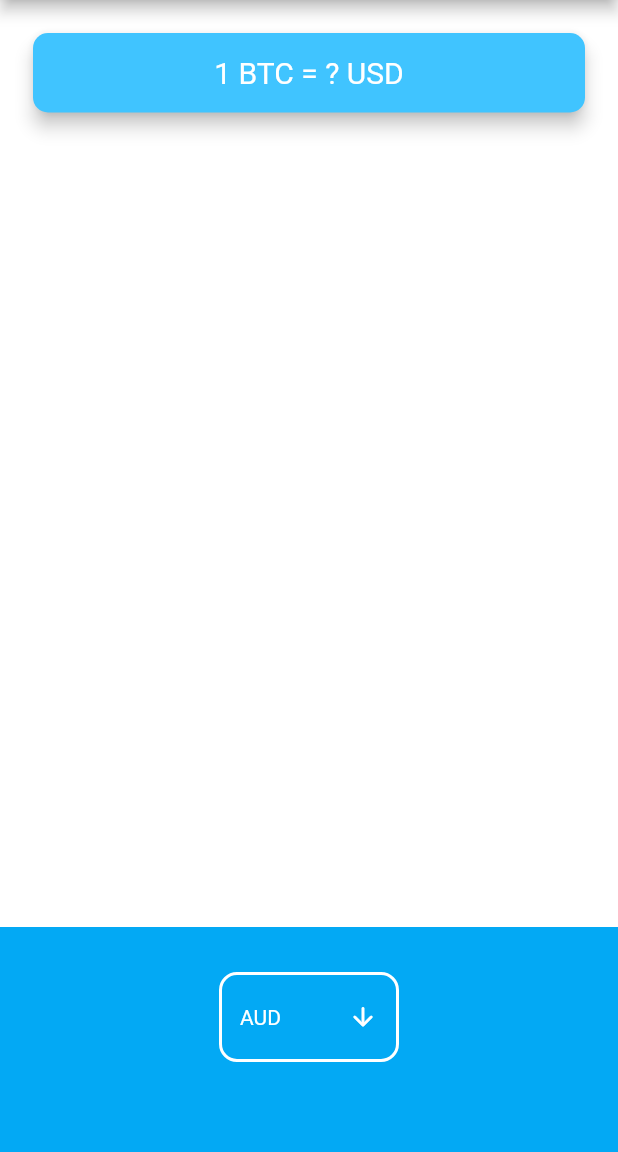
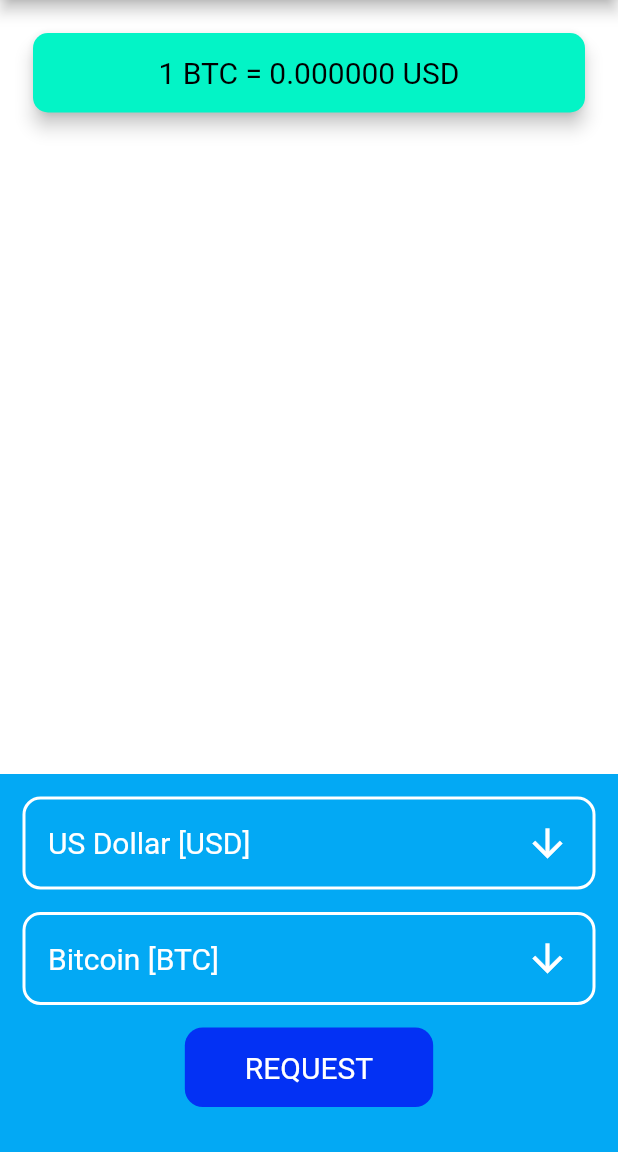
Before and after one commit to martynov-alex/bitcoin-ticker-flutter, a Flutter app: the screen it shows after launch, on a phone screen of 412 x 824 dp, the part 84-1236 px from its top. Run offline on Flutter 3.47's test engine with Material 2 defaults, Android fonts, the phone set to English and light mode, and no system bars; network calls fail.

Commit message:
Get and show exchange rate

```diff
--- a/lib/coin_data.dart
+++ b/lib/coin_data.dart
@@ -1,31 +1,45 @@
-const List<String> currenciesList = [
-  'AUD',
-  'BRL',
-  'CAD',
-  'CNY',
-  'EUR',
-  'GBP',
-  'HKD',
-  'IDR',
-  'ILS',
-  'INR',
-  'JPY',
-  'MXN',
-  'NOK',
-  'NZD',
-  'PLN',
-  'RON',
-  'RUB',
-  'SEK',
-  'SGD',
-  'USD',
-  'ZAR'
-];
+import 'package:http/http.dart' as http;
+import 'dart:convert';
 
-const List<String> cryptoList = [
-  'BTC',
-  'ETH',
-  'LTC',
-];
+const apiKey = '6E802769-3B00-4133-9965-0E0BA9268258';
+const coinAPIMapURL = 'https://rest.coinapi.io/v1/exchangerate';
+// Пример запроса: https://rest.coinapi.io/v1/exchangerate/BTC/USD?apikey=6E802769-3B00-4133-9965-0E0BA9268258
 
-class CoinData {}
+const Map<String, String> currenciesMap = {
+  'RUB': 'Russian Ruble',
+  'USD': 'US Dollar',
+  'EUR': 'Euro',
+  'GBP': 'British Pound',
+  'CAD': 'Canadian Dollar',
+  'AUD': 'Australian Dollar',
+  'NZD': 'New Zealand Dollar',
+  'JPY': 'Japanese Yen',
+};
+
+const Map<String, String> cryptoMap = {
+  'BTC': 'Bitcoin',
+  'ETH': 'Ethereum',
+  'SOL': 'Solana',
+  'DOGE': 'Dogecoin',
+  'SHIB': 'Shiba Inu',
+};
+
+class CoinData {
+  Future<double> getExchangeRate(
+      {required String currency, required String crypto}) async {
+    double exchangeRate = 0.0;
+
+    var uri = Uri.parse('$coinAPIMapURL/$crypto/$currency?apikey=$apiKey');
+    http.Response response = await http.get(uri);
+
+    if (response.statusCode == 200) {
+      String data = response.body;
+      exchangeRate = jsonDecode(data)['rate'];
+      print(exchangeRate);
+      return exchangeRate;
+    } else {
+      print(response.statusCode);
+    }
+    return 0.0;
+  }
+}
--- a/lib/price_screen.dart
+++ b/lib/price_screen.dart
@@ -9,67 +9,86 @@ class PriceScreen extends StatefulWidget {
 }
 
 class _PriceScreenState extends State<PriceScreen> {
-  String selectedCurrency = 'AUD';
-  int selectedValue = 0;
+  // Создаем объект класса CoinData, он содержит метод, который запрашивает
+  // данные по курсу для выбранной пары
+  CoinData coinData = CoinData();
 
-  Container androidDropdown() {
+  // Стартовый выбор тикеров
+  String selectedCurrencyTicker = 'USD';
+  String selectedCryptoTicker = 'BTC';
+
+  // Курс обмена
+  double exchangeRate = 0.0;
+
+  @override
+  void initState() {
+    super.initState();
+    // Получаем данные при загрузке приложения
+    Future.delayed(Duration.zero, () async {
+      exchangeRate = await coinData.getExchangeRate(
+          currency: selectedCurrencyTicker, crypto: selectedCryptoTicker);
+
+      // Как только данные получены, передаем их в функцию обновления UI
+      updateUI(exchangeRate);
+    });
+  }
+
+  // Функция обновления параметров UI
+  void updateUI(
+    double exchangeRateUpdate,
+  ) {
+    setState(() {
+      exchangeRate = exchangeRateUpdate;
+    });
+  }
+
+  Container androidDropdown(Map<String, String> itemsMap, String pickerType) {
     List<DropdownMenuItem<String>> androidDropdownItems = [];
+    String selectedTicker = '';
 
-    for (String currency in currenciesList) {
-      var newItem = DropdownMenuItem(child: Text(currency), value: currency);
+    for (var currency in itemsMap.entries) {
+      var newItem = DropdownMenuItem(
+          child: Text('${currency.value} [${currency.key}]'),
+          value: currency.key);
       androidDropdownItems.add(newItem);
     }
+
+    switch (pickerType) {
+      case 'currency':
+        selectedTicker = selectedCurrencyTicker;
+        break;
+      case 'crypto':
+        selectedTicker = selectedCryptoTicker;
+        break;
+    }
+
     return Container(
-      width: 120,
-      padding: EdgeInsets.symmetric(horizontal: 12, vertical: 4),
+      margin: EdgeInsets.only(top: 15, left: 15, right: 15),
+      padding: EdgeInsets.symmetric(horizontal: 15, vertical: 5),
       decoration: BoxDecoration(
         border: Border.all(color: Colors.white, width: 2),
         borderRadius: BorderRadius.circular(12),
       ),
       child: DropdownButtonHideUnderline(
         child: DropdownButton<String>(
-          value: selectedCurrency,
-          iconSize: 20,
+          value: selectedTicker,
+          iconSize: 30,
           icon: const Icon(
-            Icons.arrow_downward_rounded,
+            Icons.arrow_downward,
             color: Colors.white,
           ),
-          // elevation: 16,
           isExpanded: true,
-          style: const TextStyle(color: Colors.white),
+          style: const TextStyle(color: Colors.white, fontSize: 20),
           items: androidDropdownItems,
-          // Ниже более простое решение в соотвествии с документацией
-          // на DropdownButton class
-          // items: currenciesList
-          //     .map((String item) => DropdownMenuItem(
-          //           value: item,
-          //           child: Text(item),
-          //         ))
-          //     .toList(),
-          onChanged: (value) => setState(() => selectedCurrency = value!),
+          onChanged: (value) => setState(() {
+            if (pickerType == 'currency') {
+              selectedCurrencyTicker = value!;
+            } else if (pickerType == 'crypto') {
+              selectedCryptoTicker = value!;
+            }
+          }),
         ),
       ),
-    );
-  }
-
-  CupertinoPicker iOSPicker() {
-    List<Text> iOSPickerItems = [];
-
-    for (String item in currenciesList) {
-      iOSPickerItems
-          .add(Text(item, style: TextStyle(color: Colors.white, fontSize: 26)));
-    }
-
-    return CupertinoPicker(
-      squeeze: 1.3,
-      useMagnifier: true,
-      magnification: 1.1,
-      itemExtent: 32.0,
-      onSelectedItemChanged: (selectedIndex) {
-        selectedValue = selectedIndex;
-        //print(currenciesList[selectedValue]);
-      },
-      children: iOSPickerItems,
     );
   }
 
@@ -88,7 +107,7 @@ class _PriceScreenState extends State<PriceScreen> {
           Padding(
             padding: EdgeInsets.fromLTRB(18.0, 18.0, 18.0, 0),
             child: Card(
-              color: Colors.lightBlueAccent,
+              color: const Color(0xFF03F4C6),
               elevation: 5.0,
               shape: RoundedRectangleBorder(
                 borderRadius: BorderRadius.circular(10.0),
@@ -96,22 +115,48 @@ class _PriceScreenState extends State<PriceScreen> {
               child: Padding(
                 padding: EdgeInsets.symmetric(vertical: 15.0, horizontal: 28.0),
                 child: Text(
-                  '1 BTC = ? USD',
+                  '1 $selectedCryptoTicker = ${exchangeRate.toStringAsFixed(6)} $selectedCurrencyTicker',
                   textAlign: TextAlign.center,
                   style: TextStyle(
                     fontSize: 20.0,
-                    color: Colors.white,
+                    color: Colors.black,
                   ),
                 ),
               ),
             ),
           ),
           Container(
-            height: 150.0,
             alignment: Alignment.center,
-            padding: EdgeInsets.only(bottom: 30.0),
+            padding: const EdgeInsets.only(bottom: 30.0),
             color: Colors.lightBlue,
-            child: Platform.isIOS ? iOSPicker() : androidDropdown(),
+            child: Column(
+              mainAxisAlignment: MainAxisAlignment.spaceEvenly,
+              children: [
+                androidDropdown(currenciesMap, 'currency'),
+                androidDropdown(cryptoMap, 'crypto'),
+                const SizedBox(height: 15),
+                ElevatedButton(
+                  onPressed: () async {
+                    exchangeRate = await coinData.getExchangeRate(
+                        currency: selectedCurrencyTicker,
+                        crypto: selectedCryptoTicker);
+                    updateUI(exchangeRate);
+                  },
+                  style: ElevatedButton.styleFrom(
+                    textStyle:
+                        const TextStyle(fontSize: 20, color: Colors.black),
+                    primary: const Color(0xFF0331F4),
+                    elevation: 0,
+                    padding: const EdgeInsets.symmetric(
+                        vertical: 15, horizontal: 40),
+                    shape: RoundedRectangleBorder(
+                      borderRadius: BorderRadius.circular(12),
+                    ),
+                  ),
+                  child: const Text('REQUEST'),
+                ),
+              ],
+            ),
           ),
         ],
       ),
--- a/pubspec.yaml
+++ b/pubspec.yaml
@@ -11,6 +11,7 @@ dependencies:
     sdk: flutter
 
   cupertino_icons: ^1.0.2
+  http: ^0.13.4
 
 dev_dependencies:
   flutter_test:
```
Also changed, not shown: pubspec.lock.
